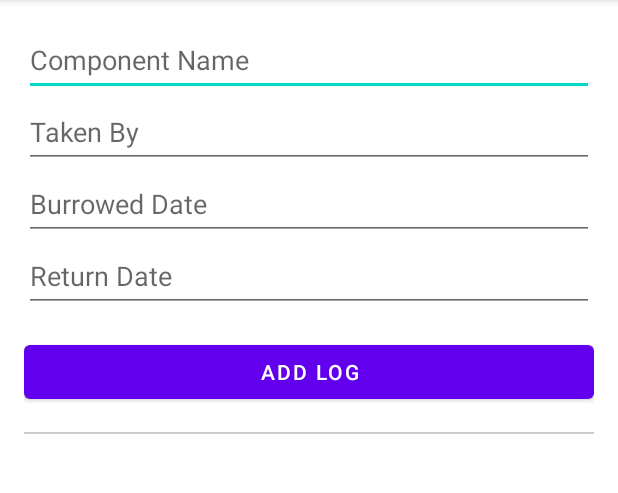
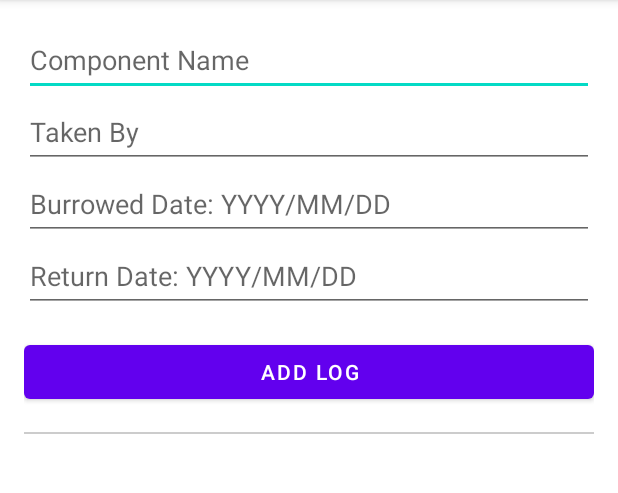
Before and after one commit to SodiumZincate/InventoryManager, an Android app: the screen it shows after launch (MainActivity), on a phone screen of 412 x 824 dp, the part 84-577 px from its top. Run offline under Robolectric (Android 15) with nearby library versions, the phone set to English and light mode, and no system bars; our stand-ins replace Room's generated code.

Commit message:
Updated gradle version and changed some strings

```diff
--- a/app/src/main/res/values/strings.xml
+++ b/app/src/main/res/values/strings.xml
@@ -3,7 +3,8 @@
     <string name="title_activity_main">Inventory Manager</string>
     <string name="component_name">Component Name</string>
     <string name="taken_by">Taken By</string>
-    <string name="burrowed_date">Burrowed Date</string>
-    <string name="return_date">Return Date</string>
+    <string name="burrowed_date">Burrowed Date: YYYY/MM/DD</string>
+    <string name="return_date">Return Date: YYYY/MM/DD</string>
     <string name="add_log">Add Log</string>
+    <string name="delete">Delete</string>
 </resources>
```
Also changed, not shown: gradle/wrapper/gradle-wrapper.properties.
